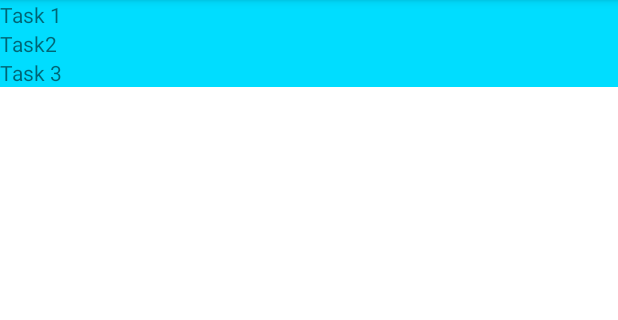
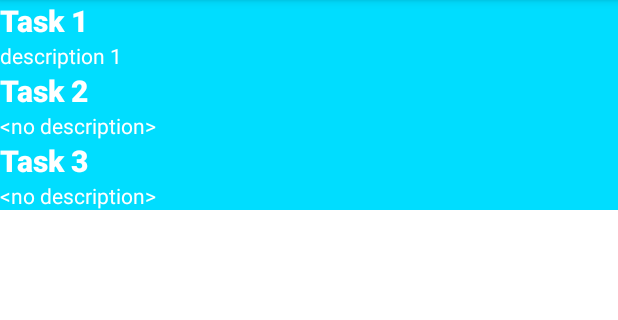
Before and after one commit to JoaoBaptMG/ToDo-DMProject, an Android app: the screen it shows after launch (MainActivity), on a phone screen of 412 x 824 dp, the part 84-404 px from its top. Run offline under Robolectric (Android 15) with nearby library versions, the phone set to English and light mode, and no system bars.

Commit message:
Add title and description (task 10)

```diff
--- /dev/null
+++ b/app/src/main/java/com/joaobapt/todo/tasklist/Task.kt
@@ -0,0 +1,4 @@
+package com.joaobapt.todo.tasklist
+
+data class Task(val id: String, val title: String,
+                val description: String = "<no description>")
--- a/app/src/main/java/com/joaobapt/todo/tasklist/TaskListAdapter.kt
+++ b/app/src/main/java/com/joaobapt/todo/tasklist/TaskListAdapter.kt
@@ -10,13 +10,14 @@ import org.w3c.dom.Text
 
 class TaskListAdapter : RecyclerView.Adapter<TaskListAdapter.TaskViewHolder>()
 {
-    var currentList: List<String> = listOf()
+    var currentList: List<Task> = listOf()
 
     inner class TaskViewHolder(itemView: View) : RecyclerView.ViewHolder(itemView)
     {
-        fun bind(taskTitle: String)
+        fun bind(taskTitle: String, taskDescription: String)
         {
             itemView.findViewById<TextView>(R.id.task_title).text = taskTitle
+            itemView.findViewById<TextView>(R.id.task_description).text = taskDescription
         }
     }
 
@@ -29,7 +30,7 @@ class TaskListAdapter : RecyclerView.Adapter<TaskListAdapter.TaskViewHolder>()
 
     override fun onBindViewHolder(holder: TaskViewHolder, position: Int)
     {
-        holder.bind(currentList[position])
+        currentList[position].apply { holder.bind(title, description) }
     }
 
     override fun getItemCount(): Int = currentList.size
--- a/app/src/main/java/com/joaobapt/todo/tasklist/TaskListFragment.kt
+++ b/app/src/main/java/com/joaobapt/todo/tasklist/TaskListFragment.kt
@@ -5,6 +5,7 @@ import androidx.fragment.app.Fragment
 import android.view.LayoutInflater
 import android.view.View
 import android.view.ViewGroup
+import androidx.recyclerview.widget.DividerItemDecoration
 import androidx.recyclerview.widget.LinearLayoutManager
 import androidx.recyclerview.widget.RecyclerView
 import com.joaobapt.todo.R
@@ -39,7 +40,11 @@ class TaskListFragment : Fragment()
         recyclerView.adapter = adapter
     }
 
-    private val taskList = listOf("Task 1", "Task2", "Task 3")
+    private var taskList = listOf(
+        Task(id = "id_1", title = "Task 1", description = "description 1"),
+        Task(id = "id_2", title = "Task 2"),
+        Task(id = "id_3", title = "Task 3")
+    )
 
     companion object
     {
--- a/app/src/main/res/layout/item_task.xml
+++ b/app/src/main/res/layout/item_task.xml
@@ -2,13 +2,28 @@
 
 <LinearLayout
     xmlns:android="http://schemas.android.com/apk/res/android"
+    xmlns:app="http://schemas.android.com/apk/res-auto"
     android:orientation="vertical"
     android:layout_width="match_parent"
     android:layout_height="wrap_content">
 
     <TextView
         android:id="@+id/task_title"
+        android:layout_width="match_parent"
+        android:layout_height="wrap_content"
         android:background="@android:color/holo_blue_bright"
+        android:fontFamily="sans-serif-black"
+        android:textColor="@color/white"
+        android:textSize="20sp"
+        android:textStyle="bold"
+        android:typeface="normal" />
+
+    <TextView
+        android:id="@+id/task_description"
         android:layout_width="match_parent"
-        android:layout_height="wrap_content" />
+        android:layout_height="wrap_content"
+        android:background="@android:color/holo_blue_bright"
+        android:textColor="@color/white"
+        android:textSize="14sp" />
+
 </LinearLayout>
```
